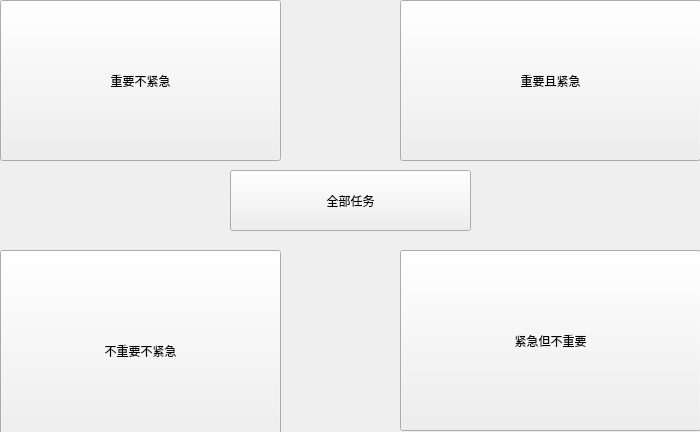
Before: the Qt Designer form realProgect/dailymsy.ui in Arthur381/QTproject, drawn with Qt 5.
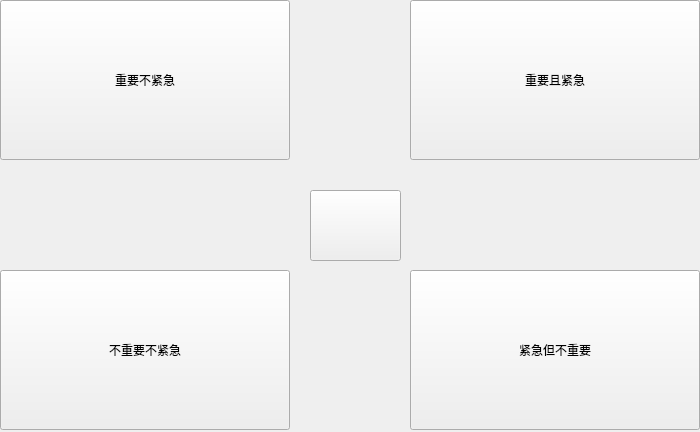
After: the same form once the commit is applied.

Diff of the .ui file:
```diff
--- a/realProgect/dailymsy.ui
+++ b/realProgect/dailymsy.ui
@@ -30,8 +30,8 @@
     <rect>
      <x>0</x>
      <y>0</y>
-     <width>281</width>
-     <height>161</height>
+     <width>290</width>
+     <height>160</height>
     </rect>
    </property>
    <property name="text">
@@ -41,10 +41,10 @@
   <widget class="QPushButton" name="iAnde">
    <property name="geometry">
     <rect>
-     <x>400</x>
+     <x>410</x>
      <y>0</y>
-     <width>301</width>
-     <height>161</height>
+     <width>290</width>
+     <height>160</height>
     </rect>
    </property>
    <property name="text">
@@ -55,9 +55,9 @@
    <property name="geometry">
     <rect>
      <x>0</x>
-     <y>250</y>
-     <width>281</width>
-     <height>201</height>
+     <y>270</y>
+     <width>290</width>
+     <height>160</height>
     </rect>
    </property>
    <property name="text">
@@ -67,10 +67,10 @@
   <widget class="QPushButton" name="eNoti">
    <property name="geometry">
     <rect>
-     <x>400</x>
-     <y>250</y>
-     <width>301</width>
-     <height>181</height>
+     <x>410</x>
+     <y>270</y>
+     <width>290</width>
+     <height>160</height>
     </rect>
    </property>
    <property name="text">
@@ -80,14 +80,14 @@
   <widget class="QPushButton" name="allIn">
    <property name="geometry">
     <rect>
-     <x>230</x>
-     <y>170</y>
-     <width>241</width>
-     <height>61</height>
+     <x>310</x>
+     <y>190</y>
+     <width>91</width>
+     <height>71</height>
     </rect>
    </property>
    <property name="text">
-    <string>全部任务</string>
+    <string/>
    </property>
   </widget>
  </widget>
```
